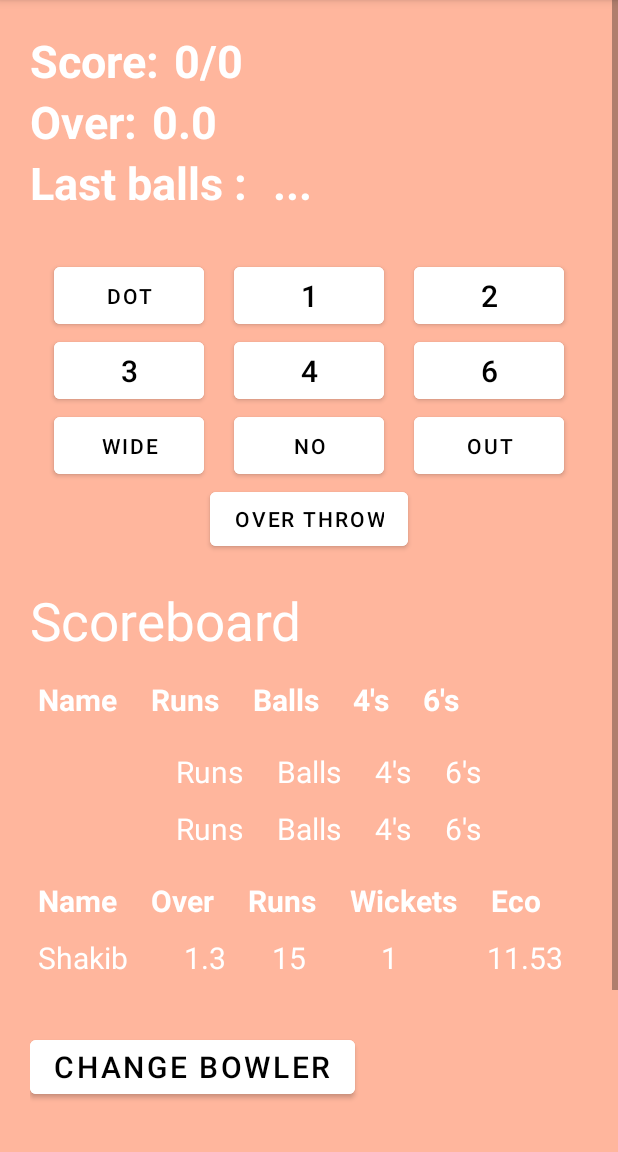
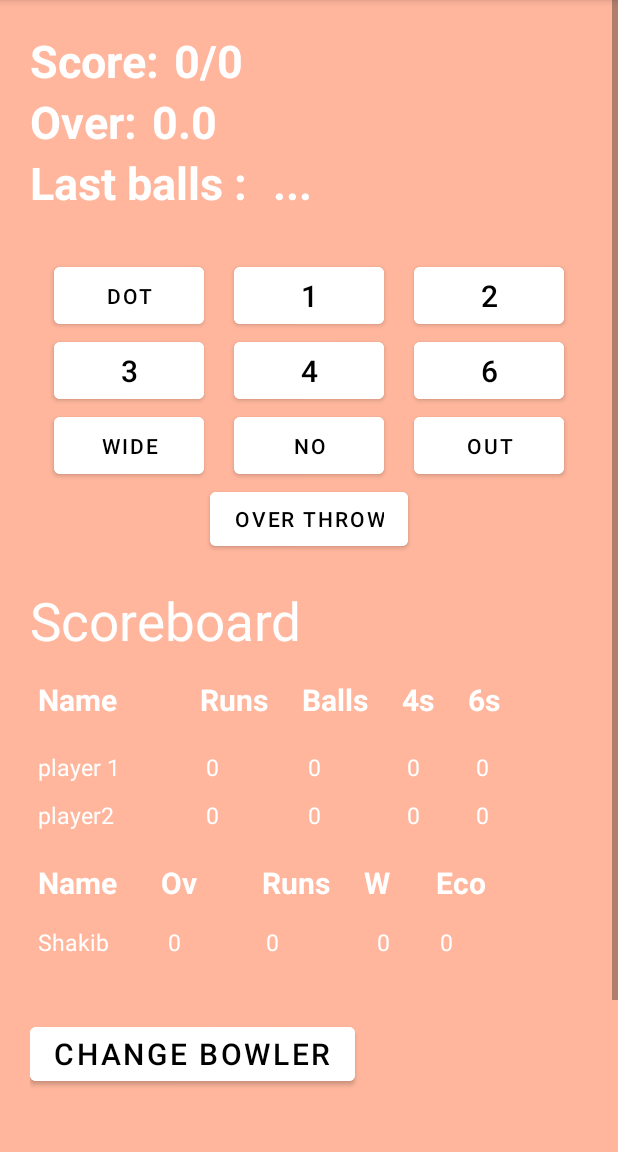
Before and after one commit to Abdulla-Al-Mued/Cricket-para, an Android app: the scoreBoard screen opened directly, with no data from a screen before it, on a phone screen of 412 x 824 dp, the part 84-1236 px from its top. Run offline under Robolectric (Android 15) with nearby library versions, the phone set to English and light mode, and no system bars; our stand-ins replace Room's generated code.

Commit message:
step 2.1 is done

```diff
--- a/app/src/main/AndroidManifest.xml
+++ b/app/src/main/AndroidManifest.xml
@@ -10,12 +10,15 @@
         android:supportsRtl="true"
         android:theme="@style/Theme.CricketPara" >
         <activity
+            android:configChanges="keyboardHidden|orientation|screenSize"
             android:name=".fullScore"
             android:exported="false" />
         <activity
+            android:configChanges="keyboardHidden|orientation|screenSize"
             android:name=".scoreBoard"
             android:exported="false" />
         <activity
+            android:configChanges="keyboardHidden|orientation|screenSize"
             android:name=".MainActivity"
             android:exported="true" >
             <intent-filter>
--- a/app/src/main/java/com/example/cricketpara/Database/UserDao.java
+++ b/app/src/main/java/com/example/cricketpara/Database/UserDao.java
@@ -1,7 +1,6 @@
 package com.example.cricketpara.Database;
 
 
-import androidx.lifecycle.LiveData;
 import androidx.room.Dao;
 import androidx.room.Insert;
 import androidx.room.Query;
@@ -22,9 +21,6 @@ public interface UserDao {
 
     @Query("select MAX(match_id) from `Match`")
     int MaxId();
-
-    @Query("select bat_name from BatsMan where bat_id = :b_id and innings_id = :ings_id")
-    String batInfo(int b_id, int ings_id);
 
     @Query("update BatsMan set ball_played = ball_played + 1, t_run = t_run + :run where bat_id = :b_id and innings_id = :ing_id")
     void inc_batsman(int b_id, int ing_id, int run);
@@ -107,5 +103,22 @@ public interface UserDao {
     @Query("select bat_status from Last_balls where id = (select MAX(id) from last_balls) and innings_id = :ing_id")
     String getLastBallsWhenOut(int ing_id);
 
+    @Query("select bat_id from BatsMan where innings_id = :ing_id and bat_name = :bat_name")
+    int getBatIdByName(int ing_id, String bat_name);
+
+    @Query("select t_run from Batsman where innings_id = :ing_id and bat_id = :bat_id")
+    int getBatRun(int ing_id, int bat_id);
+
+    @Query("select six from Batsman where innings_id = :ing_id and bat_id = :bat_id")
+    int getBatSix(int ing_id, int bat_id);
+
+    @Query("select four from Batsman where innings_id = :ing_id and bat_id = :bat_id")
+    int getBatFour(int ing_id, int bat_id);
+
+    @Query("select ball_played from Batsman where innings_id = :ing_id and bat_id = :bat_id")
+    int getBatBalls(int ing_id, int bat_id);
+
+    @Query("select balls from Bowler where innings_id= :ing_id and bow_id = :b_id")
+    int getBowBall(int ing_id, int b_id);
 
 }
--- a/app/src/main/res/layout/activity_score_boad.xml
+++ b/app/src/main/res/layout/activity_score_boad.xml
@@ -1,6 +1,5 @@
 <?xml version="1.0" encoding="utf-8"?>
 <ScrollView xmlns:android="http://schemas.android.com/apk/res/android"
-    xmlns:app="http://schemas.android.com/apk/res-auto"
     xmlns:tools="http://schemas.android.com/tools"
     android:layout_width="match_parent"
     android:layout_height="match_parent"
@@ -10,7 +9,7 @@
     <LinearLayout
         android:padding="20dp"
         android:layout_width="match_parent"
-        android:layout_height="match_parent"
+        android:layout_height="wrap_content"
         android:orientation="vertical"
         >
 
@@ -317,7 +316,7 @@
                 android:orientation="horizontal">
 
                 <TextView
-                    android:layout_width="wrap_content"
+                    android:layout_width="100dp"
                     android:layout_height="wrap_content"
                     android:padding="5dp"
                     android:text="Name"
@@ -328,7 +327,7 @@
                 <TextView
                     android:layout_width="wrap_content"
                     android:layout_height="wrap_content"
-                    android:layout_marginLeft="12dp"
+                    android:layout_marginLeft="8dp"
                     android:padding="5dp"
                     android:text="Runs"
                     android:textColor="@color/white"
@@ -350,7 +349,7 @@
                     android:layout_height="wrap_content"
                     android:layout_marginLeft="12dp"
                     android:padding="5dp"
-                    android:text="4's"
+                    android:text="4s"
                     android:textColor="@color/white"
                     android:textSize="20sp"
                     android:textStyle="bold" />
@@ -360,7 +359,7 @@
                     android:layout_height="wrap_content"
                     android:layout_marginLeft="12dp"
                     android:padding="5dp"
-                    android:text="6's"
+                    android:text="6s"
                     android:textColor="@color/white"
                     android:textSize="20sp"
                     android:textStyle="bold" />
@@ -375,52 +374,52 @@
 
                 <TextView
                     android:id="@+id/bat1"
-                    android:layout_width="80dp"
+                    android:layout_width="100dp"
                     android:layout_height="wrap_content"
                     android:padding="5dp"
                     android:text="player 1"
                     android:textColor="@color/white"
-                    android:textSize="20sp" />
+                    android:textSize="15sp" />
 
                 <TextView
                     android:id="@+id/p1_runs"
-                    android:layout_width="wrap_content"
+                    android:layout_width="56dp"
                     android:layout_height="wrap_content"
                     android:layout_marginLeft="12dp"
                     android:padding="5dp"
-                    android:text="Runs"
+                    android:text="0"
                     android:textColor="@color/white"
-                    android:textSize="20sp" />
+                    android:textSize="15sp" />
 
                 <TextView
                     android:id="@+id/p1_balls"
-                    android:layout_width="wrap_content"
+                    android:layout_width="54dp"
                     android:layout_height="wrap_content"
                     android:layout_marginLeft="12dp"
                     android:padding="5dp"
-                    android:text="Balls"
+                    android:text="0"
                     android:textColor="@color/white"
-                    android:textSize="20sp" />
+                    android:textSize="15sp" />
 
                 <TextView
                     android:id="@+id/p1_4s"
-                    android:layout_width="wrap_content"
+                    android:layout_width="34dp"
                     android:layout_height="wrap_content"
                     android:layout_marginLeft="12dp"
                     android:padding="5dp"
-                    android:text="4's"
+                    android:text="0"
                     android:textColor="@color/white"
-                    android:textSize="20sp" />
+                    android:textSize="15sp" />
 
                 <TextView
                     android:id="@+id/p1_6s"
-                    android:layout_width="wrap_content"
+                    android:layout_width="34dp"
                     android:layout_height="wrap_content"
                     android:layout_marginLeft="12dp"
                     android:padding="5dp"
-                    android:text="6's"
+                    android:text="0"
                     android:textColor="@color/white"
-                    android:textSize="20sp" />
+                    android:textSize="15sp" />
 
             </LinearLayout>
 
@@ -431,52 +430,52 @@
 
                 <TextView
                     android:id="@+id/bat2"
-                    android:layout_width="80dp"
+                    android:layout_width="100dp"
                     android:layout_height="wrap_content"
                     android:padding="5dp"
                     android:text="player2"
                     android:textColor="@color/white"
-                    android:textSize="20sp" />
+                    android:textSize="15sp" />
 
                 <TextView
                     android:id="@+id/p2_runs"
-                    android:layout_width="wrap_content"
+                    android:layout_width="56dp"
                     android:layout_height="wrap_content"
                     android:layout_marginLeft="12dp"
                     android:padding="5dp"
-                    android:text="Runs"
+                    android:text="0"
                     android:textColor="@color/white"
-                    android:textSize="20sp" />
+                    android:textSize="15sp" />
 
                 <TextView
                     android:id="@+id/p2_balls"
-                    android:layout_width="wrap_content"
+                    android:layout_width="54dp"
                     android:layout_height="wrap_content"
                     android:layout_marginLeft="12dp"
                     android:padding="5dp"
-                    android:text="Balls"
+                    android:text="0"
                     android:textColor="@color/white"
-                    android:textSize="20sp" />
+                    android:textSize="15sp" />
 
                 <TextView
                     android:id="@+id/p2_4s"
-                    android:layout_width="wrap_content"
+                    android:layout_width="34dp"
                     android:layout_height="wrap_content"
                     android:layout_marginLeft="12dp"
                     android:padding="5dp"
-                    android:text="4's"
+                    android:text="0"
                     android:textColor="@color/white"
-                    android:textSize="20sp" />
+                    android:textSize="15sp" />
 
                 <TextView
                     android:id="@+id/p2_6s"
-                    android:layout_width="wrap_content"
+                    android:layout_width="34dp"
                     android:layout_height="wrap_content"
                     android:layout_marginLeft="12dp"
                     android:padding="5dp"
-                    android:text="6's"
+                    android:text="0"
                     android:textColor="@color/white"
-                    android:textSize="20sp" />
+                    android:textSize="15sp" />
 
             </LinearLayout>
 
@@ -487,7 +486,7 @@
                 android:orientation="horizontal">
 
                 <TextView
-                    android:layout_width="wrap_content"
+                    android:layout_width="70dp"
                     android:layout_height="wrap_content"
                     android:padding="5dp"
                     android:text="Name"
@@ -496,11 +495,11 @@
                     android:textStyle="bold" />
 
                 <TextView
-                    android:layout_width="wrap_content"
+                    android:layout_width="55dp"
                     android:layout_height="wrap_content"
                     android:layout_marginLeft="12dp"
                     android:padding="5dp"
-                    android:text="Over"
+                    android:text="Ov"
                     android:textColor="@color/white"
                     android:textSize="20sp"
                     android:textStyle="bold" />
@@ -520,7 +519,7 @@
                     android:layout_height="wrap_content"
                     android:layout_marginLeft="12dp"
                     android:padding="5dp"
-                    android:text="Wickets"
+                    android:text="W"
                     android:textColor="@color/white"
                     android:textSize="20sp"
                     android:textStyle="bold" />
@@ -528,7 +527,7 @@
                 <TextView
                     android:layout_width="wrap_content"
                     android:layout_height="wrap_content"
-                    android:layout_marginLeft="12dp"
+                    android:layout_marginLeft="20dp"
                     android:padding="5dp"
                     android:text="Eco"
                     android:textColor="@color/white"
@@ -545,53 +544,53 @@
 
                 <TextView
                     android:id="@+id/bowler"
-                    android:layout_width="85dp"
+                    android:layout_width="70dp"
                     android:layout_height="wrap_content"
                     android:padding="5dp"
                     android:text="Shakib"
                     android:textColor="@color/white"
-                    android:textSize="20sp" />
+                    android:textSize="15sp" />
 
                 <TextView
                     android:id="@+id/bow_over"
-                    android:layout_width="wrap_content"
+                    android:layout_width="60dp"
                     android:layout_height="wrap_content"
                     android:layout_marginLeft="12dp"
-                    android:padding="5dp"
-                    android:text="1.3"
+                    android:padding="10dp"
+                    android:text="0"
                     android:textColor="@color/white"
-                    android:textSize="20sp" />
+                    android:textSize="15sp" />
 
                 <TextView
                     android:id="@+id/bow_runs"
-                    android:layout_width="wrap_content"
+                    android:layout_width="60dp"
                     android:layout_height="wrap_content"
-                    android:layout_marginLeft="20dp"
-                    android:padding="5dp"
-                    android:text="15"
+                    android:layout_marginLeft="5dp"
+                    android:padding="10dp"
+                    android:text="0"
                     android:textColor="@color/white"
-                    android:textSize="20sp" />
+                    android:textSize="15sp" />
 
                 <TextView
                     android:id="@+id/bow_wicket"
-                    android:layout_width="60dp"
+                    android:layout_width="45dp"
                     android:layout_height="wrap_content"
-                    android:layout_marginLeft="20dp"
-                    android:padding="5dp"
-                    android:text="1"
+                    android:layout_marginLeft="5dp"
+                    android:padding="10dp"
+                    android:text="0"
                     android:textAlignment="center"
                     android:textColor="@color/white"
-                    android:textSize="20sp" />
+                    android:textSize="15sp" />
 
                 <TextView
                     android:id="@+id/bow_eco"
                     android:layout_width="wrap_content"
                     android:layout_height="wrap_content"
-                    android:layout_marginLeft="30dp"
+                    android:layout_marginLeft="10dp"
                     android:padding="5dp"
-                    android:text="11.53"
+                    android:text="0"
                     android:textColor="@color/white"
-                    android:textSize="20sp" />
+                    android:textSize="15sp" />
 
             </LinearLayout>
 
```
Also changed, not shown: app/src/main/java/com/example/cricketpara/scoreBoard.java (+85 -77 lines), app/src/main/res/layout/over_throw.xml (+7 -4 lines).
